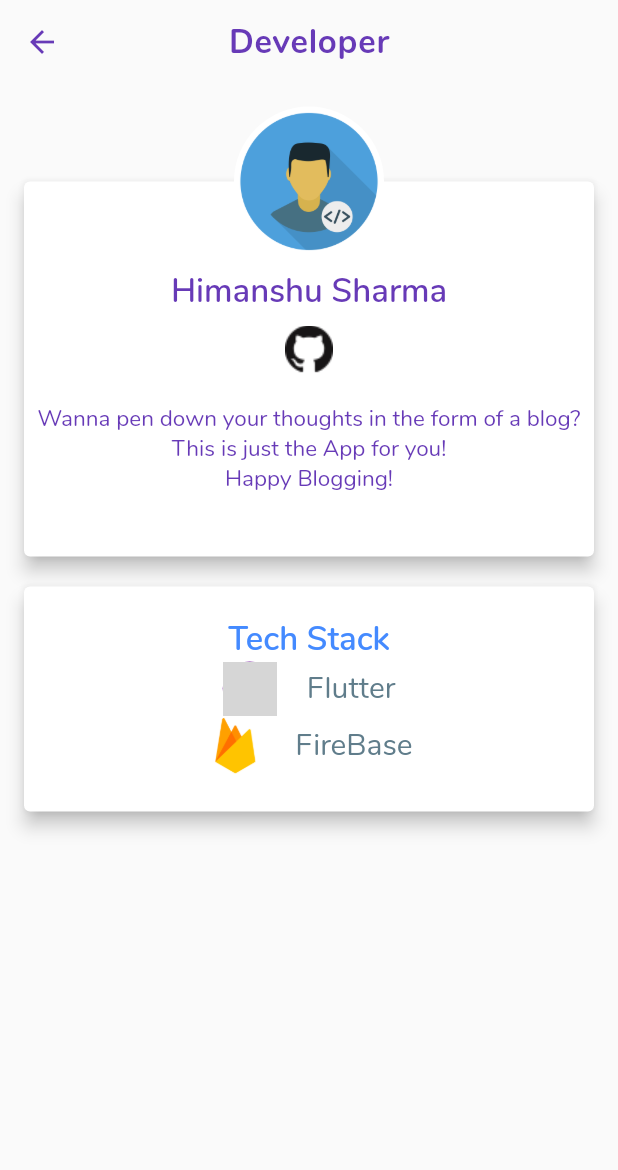
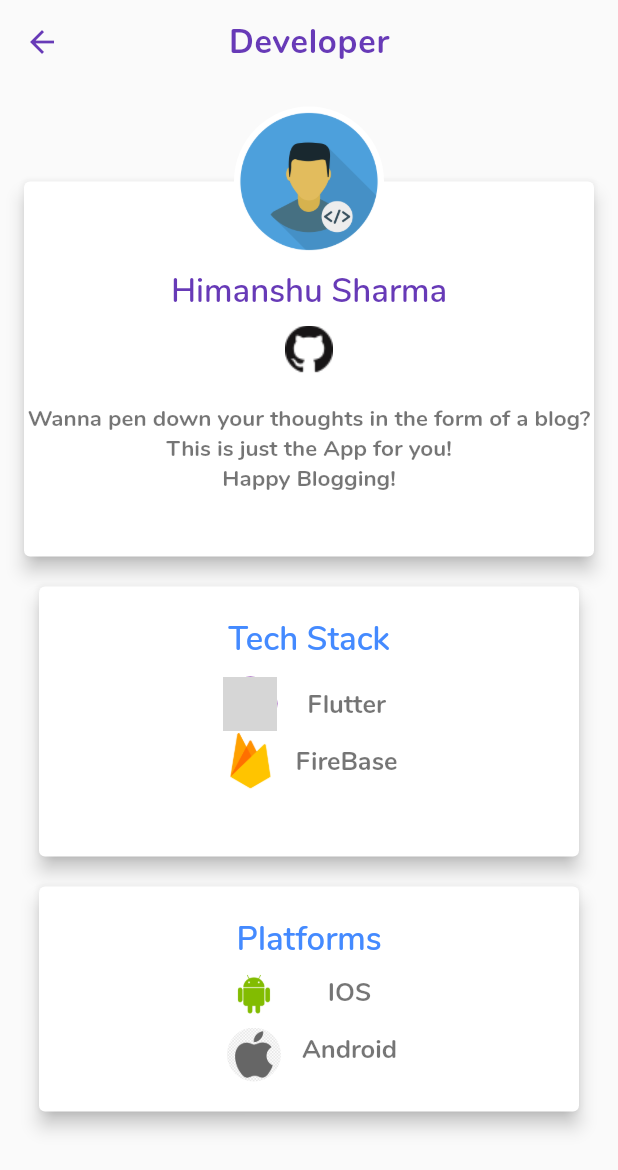
Before and after one commit to himanshusharma89/Flutter-Blog-App, a Flutter app: the Profile screen opened by its route, on a phone screen of 412 x 824 dp. Shown: the top 1170 px of the screen. Run offline on Flutter 3.47's test engine with Material 2 defaults, Android fonts, the phone set to English and light mode, and no system bars; our stand-ins replace cached_network_image, firebase_core, firebase_database, shared_preferences, timeago, webview_flutter; accounts and stored records are empty; grey boxes are pictures that could not be loaded.

Commit message:
Platform  added.

```diff
--- a/lib/screens/profile.dart
+++ b/lib/screens/profile.dart
@@ -75,19 +75,22 @@ class _ProfileState extends State<Profile> {
                                           "Wanna pen down your thoughts in the form of a blog?",
                                           style: TextStyle(
                                               fontSize: 15.0,
-                                              color: Colors.deepPurple),
+                                              color: Colors.black54,
+                                              fontWeight: FontWeight.w700),
                                         ),
                                         Text(
                                           "This is just the App for you!",
                                           style: TextStyle(
                                               fontSize: 15.0,
-                                              color: Colors.deepPurple),
+                                              color: Colors.black54,
+                                              fontWeight: FontWeight.w700),
                                         ),
                                         Text(
                                           "Happy Blogging!",
                                           style: TextStyle(
                                               fontSize: 15.0,
-                                              color: Colors.deepPurple),
+                                              color: Colors.black54,
+                                              fontWeight: FontWeight.w700),
                                         )
                                       ],
                                     ),
@@ -98,7 +101,73 @@ class _ProfileState extends State<Profile> {
                       ),
                     ),
                     Container(
-                      width: 380.0,
+                      width: 360.0,
+                      child: Card(
+                        //color: Colors.deepPurple,
+                        elevation: 5.0,
+                        //color: Color(0xFF8C9EFF),
+                        margin: const EdgeInsets.only(top: 20.0),
+                        child: SizedBox(
+                            height: 180.0,
+                            width: double.infinity,
+                            child: Padding(
+                              padding: const EdgeInsets.only(top: 20.0),
+                              child: Column(
+                                crossAxisAlignment: CrossAxisAlignment.center,
+                                children: <Widget>[
+                                  Text("Tech Stack",
+                                      style: TextStyle(
+                                          fontSize: 22.0,
+                                          color: Colors.blueAccent,
+                                          fontWeight: FontWeight.w600)),
+                                  SizedBox(height: 10.0),
+                                  Row(
+                                    mainAxisAlignment: MainAxisAlignment.center,
+                                    children: [
+                                      Column(
+                                        children: [
+                                          CircleAvatar(
+                                            backgroundImage: AssetImage(
+                                                'assets/flutter_icon.png'),
+                                            radius: 18.0,
+                                          ),
+                                          CircleAvatar(
+                                            backgroundImage: AssetImage(
+                                                'assets/firebase_icon.png'),
+                                            backgroundColor: Colors.white,
+                                            radius: 20.0,
+                                          ),
+                                        ],
+                                      ),
+                                      SizedBox(width: 10.0),
+                                      Column(
+                                        children: [
+                                          Text(
+                                            "Flutter",
+                                            style: TextStyle(
+                                                fontSize: 17.0,
+                                                color: Colors.black54,
+                                                fontWeight: FontWeight.w700),
+                                          ),
+                                          SizedBox(height: 15.0),
+                                          Text(
+                                            "FireBase",
+                                            style: TextStyle(
+                                                fontSize: 17.0,
+                                                color: Colors.black54,
+                                                fontWeight: FontWeight.w700),
+                                          )
+                                        ],
+                                      ),
+                                    ],
+                                  ),
+                                ],
+                              ),
+                            )),
+                      ),
+                    ),
+                    Container(
+                      width: 360.0,
                       child: Card(
                         //color: Colors.deepPurple,
                         elevation: 5.0,
@@ -112,7 +181,7 @@ class _ProfileState extends State<Profile> {
                               child: Column(
                                 crossAxisAlignment: CrossAxisAlignment.center,
                                 children: <Widget>[
-                                  Text("Tech Stack",
+                                  Text("Platforms",
                                       style: TextStyle(
                                           fontSize: 22.0,
                                           color: Colors.blueAccent,
@@ -120,39 +189,45 @@ class _ProfileState extends State<Profile> {
                                   Row(
                                     mainAxisAlignment: MainAxisAlignment.center,
                                     children: [
+                                      Column(
+                                        children: [
                                           CircleAvatar(
                                             backgroundImage: AssetImage(
-                                            'assets/flutter_icon.png'),
+                                                'assets/android_icon.png'),
+                                            backgroundColor: Colors.white,
+                                            radius: 22.0,
+                                          ),
+                                          CircleAvatar(
+                                            backgroundImage: AssetImage(
+                                                'assets/ios_icon.png'),
+                                            backgroundColor: Colors.transparent,
                                             radius: 18.0,
                                           ),
-                                      SizedBox(width: 20.0),
+                                        ],
+                                      ),
+                                      SizedBox(width: 10.0),
+                                      Column(
+                                        children: [
                                           Text(
-                                        "Flutter",
+                                            "IOS",
+                                            textAlign: TextAlign.end,
                                             style: TextStyle(
-                                            fontSize: 20.0,
-                                            color: Colors.blueGrey),
+                                                fontSize: 17.0,
+                                                color: Colors.black54,
+                                                fontWeight: FontWeight.w700),
+                                          ),
+                                          SizedBox(height: 15.0),
+                                          Text(
+                                            "Android",
+                                            style: TextStyle(
+                                                fontSize: 17.0,
+                                                color: Colors.black54,
+                                                fontWeight: FontWeight.w700),
                                           )
                                         ],
                                       ),
-                                  Row(
-                                    mainAxisAlignment: MainAxisAlignment.center,
-                                    children: [
-                                      CircleAvatar(
-                                        backgroundImage: AssetImage(
-                                            'assets/firebase_icon.png'),
-                                        backgroundColor: Colors.white,
-                                        radius: 20.0,
+                                    ],
                                   ),
-                                      SizedBox(width: 20.0),
-                                      Text(
-
-                                        "FireBase",
-                                        style: TextStyle(
-                                            fontSize: 20.0,
-                                            color: Colors.blueGrey),
-                                      )
-                                    ],
-                                  )
                                 ],
                               ),
                             )),
```
Also changed, not shown: assets/android_icon.png (added), assets/ios_icon.png (added). Lines whose indentation alone changed are shown as unchanged.
